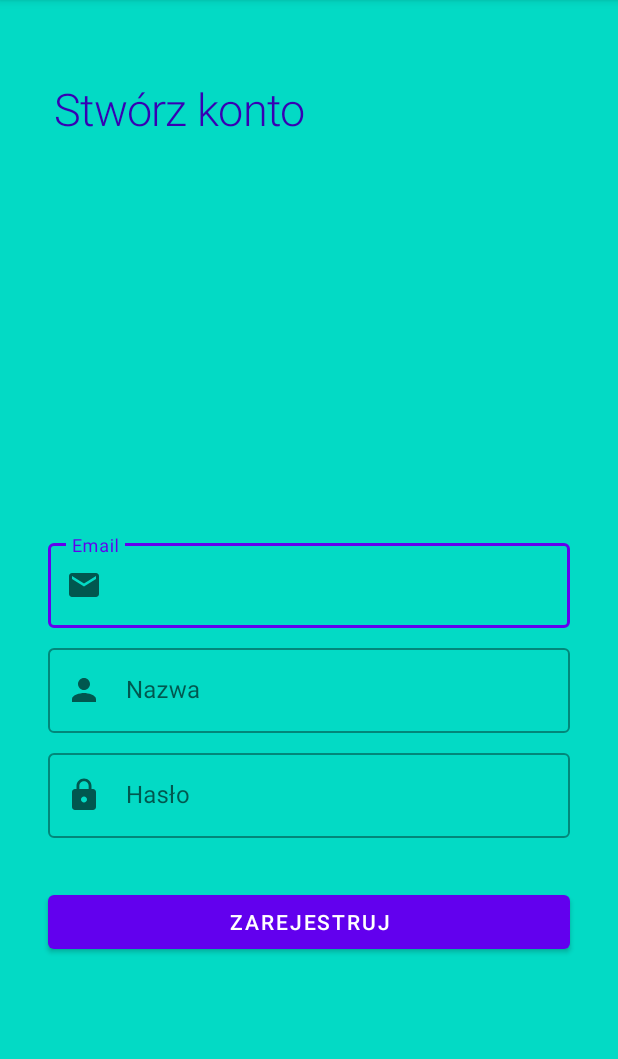
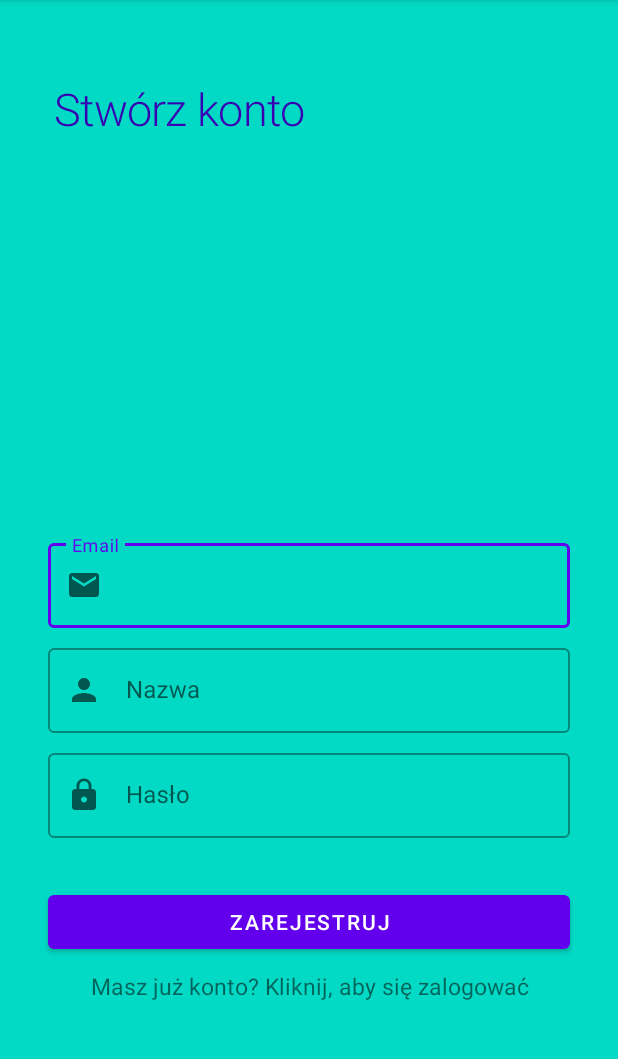
Before and after one commit to kamilaudiotour/Car_Api, an Android app: the fragment RegisterFragment shown on its own in the app's theme, on a phone screen of 412 x 824 dp, the part 84-1143 px from its top. Run offline under Robolectric (Android 15) with nearby library versions, the phone set to English and light mode, and no system bars; our stand-ins replace data binding; network calls fail; 2 statements that could not run were skipped.

Commit message:
register fragment commit

```diff
--- a/app/src/main/res/layout/fragment_register.xml
+++ b/app/src/main/res/layout/fragment_register.xml
@@ -7,8 +7,18 @@
         android:layout_height="match_parent"
         android:background="@color/teal_200">
 
+        <ProgressBar
+            android:id="@+id/progress_bar"
+            android:layout_width="wrap_content"
+            android:layout_height="wrap_content"
+            android:visibility="gone"
+            app:layout_constraintBottom_toTopOf="@+id/email_et_layout"
+            app:layout_constraintEnd_toEndOf="parent"
+            app:layout_constraintStart_toStartOf="parent"
+            app:layout_constraintTop_toBottomOf="@+id/headline_tv" />
+
         <TextView
-            android:id="@+id/textView"
+            android:id="@+id/headline_tv"
             style="@style/TextAppearance.MaterialComponents.Headline1"
             android:layout_width="wrap_content"
             android:layout_height="wrap_content"
@@ -32,7 +42,7 @@
             android:hint="@string/email_hint"
             app:layout_constraintEnd_toEndOf="parent"
             app:layout_constraintStart_toStartOf="parent"
-            app:layout_constraintTop_toBottomOf="@+id/textView"
+            app:layout_constraintTop_toBottomOf="@+id/headline_tv"
             app:startIconDrawable="@drawable/ic_email">
 
             <com.google.android.material.textfield.TextInputEditText
@@ -97,6 +107,19 @@
             app:layout_constraintStart_toStartOf="parent"
             app:layout_constraintTop_toBottomOf="@+id/password_et_layout" />
 
+        <TextView
+            android:id="@+id/have_account_tv"
+            android:layout_width="match_parent"
+            android:layout_height="wrap_content"
+            android:layout_marginHorizontal="32dp"
+            android:layout_marginTop="8dp"
+            android:text="@string/have_account_tv"
+            android:textAlignment="center"
+            android:textSize="15sp"
+            app:layout_constraintEnd_toEndOf="parent"
+            app:layout_constraintStart_toStartOf="parent"
+            app:layout_constraintTop_toBottomOf="@+id/register_btn" />
+
 
 
 
--- a/app/src/main/res/values/strings.xml
+++ b/app/src/main/res/values/strings.xml
@@ -16,4 +16,5 @@
     <string name="register_btn">Zarejestruj</string>
     <string name="name_hint">Nazwa</string>
     <string name="register_tv">Stwórz konto</string>
+    <string name="have_account_tv">Masz już konto? Kliknij, aby się zalogować</string>
 </resources>
```
Also changed, not shown: app/src/main/java/com/example/carapi/ui/car/fragments/LoginFragment.kt (renamed from app/src/main/java/com/example/carapi/ui/login/fragments/LoginFragment.kt, +7 -3 lines), app/src/main/java/com/example/carapi/ui/car/fragments/RegisterFragment.kt (renamed from app/src/main/java/com/example/carapi/ui/login/fragments/RegisterFragment.kt, +8 -4 lines), app/src/main/res/layout/fragment_login.xml (+14 -4 lines), app/src/main/res/navigation/nav_graph.xml (+15 -1 lines).
